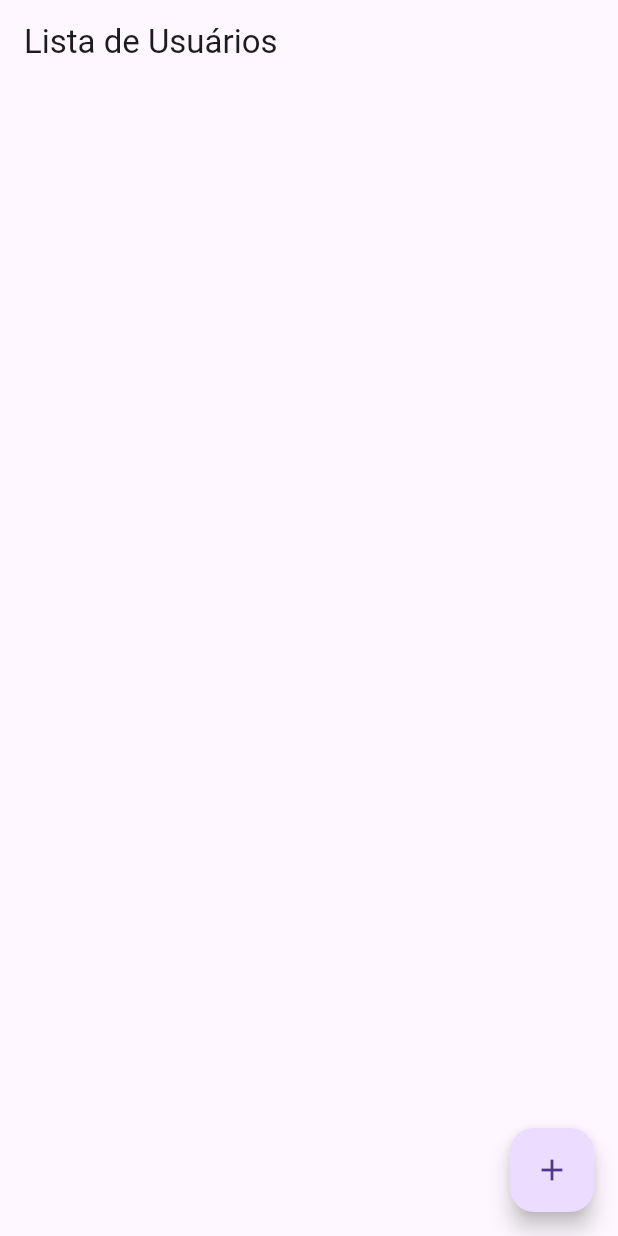
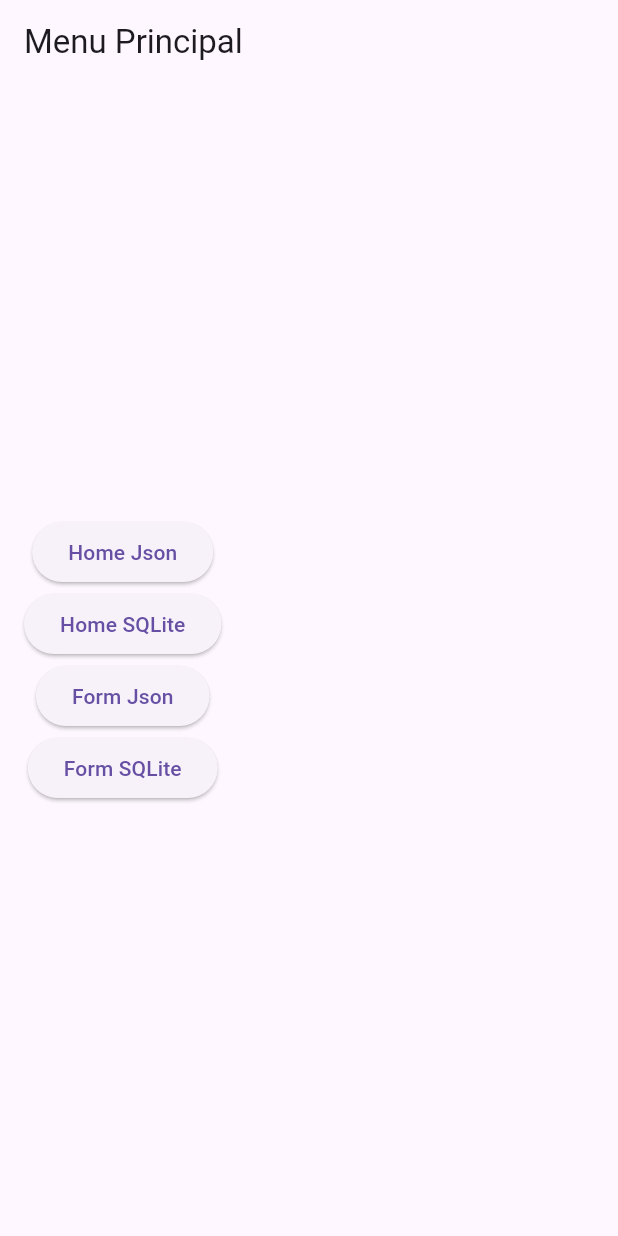
Before and after one commit to gfgomes/flutter_gext_user, a Flutter app: the screen it shows after launch, on a phone screen of 412 x 824 dp. Run offline on Flutter 3.47's test engine with Material 3 defaults, Android fonts, the light colour scheme and no system bars; our stand-ins replace get, sqflite; accounts and stored records are empty.

Commit message:
Aplicativo funcionando com persistencia em sqlite e arquivo json

```diff
--- a/lib/app/controllers/user_controller.dart
+++ b/lib/app/controllers/user_controller.dart
@@ -2,7 +2,7 @@ import 'package:flutter_gext_user/app/data/models/user.dart';
 import 'package:flutter_gext_user/app/data/providers/user_api_provider.dart';
 import 'package:get/get.dart';
 
-class UserController extends GetxController {
+class UserJsonController extends GetxController {
   final UserApiProvider _userApiProvider = UserApiProvider();
   final users = <User>[].obs;
 
@@ -13,7 +13,7 @@ class UserController extends GetxController {
   }
 
   Future<void> fetchUsers() async {
-    final List<User> fetchedUsers = _userApiProvider.getUsers();
+    final List<User> fetchedUsers = await _userApiProvider.getUsers();
     users.assignAll(fetchedUsers);
   }
 
@@ -27,8 +27,8 @@ class UserController extends GetxController {
     fetchUsers();
   }
 
-  Future<void> deleteUser(String userUuid) async {
-    await _userApiProvider.deleteUser(userUuid);
+  Future<void> deleteUserByUuid(String userUuid) async {
+    await _userApiProvider.deleteUserByUuid(userUuid);
     fetchUsers();
   }
 }
--- a/lib/app/data/models/user.dart
+++ b/lib/app/data/models/user.dart
@@ -1,4 +1,5 @@
 class User {
+  int? id;
   String uuid;
   String name;
   String email;
@@ -8,6 +9,7 @@ class User {
   String city;
 
   User({
+    required this.id,
     required this.uuid,
     required this.name,
     required this.email,
@@ -17,8 +19,9 @@ class User {
     required this.city,
   });
 
-  factory User.fromJson(Map<String, dynamic> json) => User(
-        uuid: json['id'],
+  factory User.fromMap(Map<String, dynamic> json) => User(
+        id: json['id'],
+        uuid: json['uuid']??'',
         name: json['name'],
         email: json['email'],
         age: json['age'],
@@ -27,8 +30,9 @@ class User {
         city: json['city'],
       );
 
-  Map<String, dynamic> toJson() => {
-        'id': uuid,
+  Map<String, dynamic> toMap() => {
+        'id': id,
+        'uuid': uuid,
         'name': name,
         'email': email,
         'age': age,
--- a/lib/app/data/providers/user_api_provider.dart
+++ b/lib/app/data/providers/user_api_provider.dart
@@ -3,16 +3,18 @@ import 'dart:io';
 import 'package:flutter/services.dart' show rootBundle;
 import 'package:path_provider/path_provider.dart';
 import 'package:uuid/uuid.dart';
+
 import '../models/user.dart';
 
 class UserApiProvider {
   late List<User> _users;
   late String _filePath;
   final Uuid _uuid = const Uuid();
+  late Future<void> _initFuture;
 
   UserApiProvider() {
     _users = [];
-    _init();
+    _initFuture = _init();
   }
 
   Future<void> _init() async {
@@ -38,10 +40,11 @@ class UserApiProvider {
   void _loadUsersFromJson(String jsonData) {
     Map<String, dynamic> data = json.decode(jsonData);
     List<dynamic> usersJson = data['users'] ?? [];
-    _users = usersJson.map((json) => User.fromJson(json)).toList();
+    _users = usersJson.map((json) => User.fromMap(json)).toList();
   }
 
-  List<User> getUsers() {
+  Future<List<User>> getUsers() async {
+    await _initFuture; // Aguarde até que a inicialização seja concluída
     return _users;
   }
 
@@ -67,7 +70,7 @@ class UserApiProvider {
     }
   }
 
-  Future<void> deleteUser(String userId) async {
+  Future<void> deleteUserByUuid(String userId) async {
     try {
       _users.removeWhere((user) => user.uuid == userId);
       await _saveData();
@@ -79,7 +82,7 @@ class UserApiProvider {
   Future<void> _saveData() async {
     try {
       String jsonData =
-          json.encode({'users': _users.map((user) => user.toJson()).toList()});
+          json.encode({'users': _users.map((user) => user.toMap()).toList()});
       final file = File(_filePath);
       await file.writeAsString(jsonData);
     } catch (e) {
--- a/lib/app/routes/app_routes.dart
+++ b/lib/app/routes/app_routes.dart
@@ -1,15 +1,45 @@
+import 'package:flutter_gext_user/app/ui/pages/home_base.dart';
+import 'package:flutter_gext_user/app/ui/pages/user_sqlite_form_page.dart';
 import 'package:get/get.dart';
-import '../ui/pages/home_page.dart';
-import '../ui/pages/user_form_page.dart';
+import 'package:flutter_gext_user/app/ui/pages/home_page_json.dart';
+import 'package:flutter_gext_user/app/ui/pages/home_page_sqlite.dart';
+import 'package:flutter_gext_user/app/ui/pages/user_form_json_page.dart';
+import 'package:flutter_gext_user/app/bindings/user_binding.dart';
 
 abstract class Routes {
   static const HOME = '/';
-  static const USER_FORM = '/user-form';
+  static const HOME_JSON = '/home-json';
+  static const HOME_SQLITE = '/home-sqlite';
+  static const USER_FORM_JSON = '/user-form-json';
+  static const USER_FORM_SQLITE = '/user-form-sqlite';
 }
 
 class AppRoutes {
   static final routes = [
-    GetPage(name: Routes.HOME, page: () => HomePage()),
-    GetPage(name: Routes.USER_FORM, page: () => UserFormPage()),
+    GetPage(
+      name: Routes.HOME,
+      page: () => const HomePage(),
+      binding: UserBinding(),
+    ),
+    GetPage(
+      name: Routes.HOME_JSON,
+      page: () => HomePageJson(),
+      binding: UserBinding(),
+    ),
+    GetPage(
+      name: Routes.HOME_SQLITE,
+      page: () => HomeSqlitePage(),
+      binding: UserBinding(),
+    ),
+    GetPage(
+      name: Routes.USER_FORM_JSON,
+      page: () => UserFormPageJson(),
+      binding: UserBinding(),
+    ),
+    GetPage(
+      name: Routes.USER_FORM_SQLITE,
+      page: () => UserSqliteForm(),
+      binding: UserBinding(),
+    ),
   ];
 }
--- /dev/null
+++ b/lib/app/ui/pages/home_base.dart
@@ -0,0 +1,48 @@
+import 'package:flutter/material.dart';
+import 'package:get/get.dart';
+import 'package:flutter_gext_user/app/routes/app_routes.dart';
+
+class HomePage extends StatelessWidget {
+  const HomePage({super.key});
+
+  @override
+  Widget build(BuildContext context) {
+    return Scaffold(
+      appBar: AppBar(
+        title: const Text('Menu Principal'),
+      ),
+      body: Padding(
+        padding: const EdgeInsets.all(16.0),
+        child: Column(
+          mainAxisAlignment: MainAxisAlignment.center,
+          children: [
+            ElevatedButton(
+              onPressed: () {
+                Get.toNamed(Routes.HOME_JSON);
+              },
+              child: const Text('Home Json'),
+            ),
+            ElevatedButton(
+              onPressed: () {
+                Get.toNamed(Routes.HOME_SQLITE);
+              },
+              child: const Text('Home SQLite'),
+            ),
+            ElevatedButton(
+              onPressed: () {
+                Get.toNamed(Routes.USER_FORM_JSON);
+              },
+              child: const Text('Form Json'),
+            ),
+            ElevatedButton(
+              onPressed: () {
+                Get.toNamed(Routes.USER_FORM_SQLITE);
+              },
+              child: const Text('Form SQLite'),
+            ),
+          ],
+        ),
+      ),
+    );
+  }
+}
--- a/lib/app/ui/pages/home_page.dart
+++ /dev/null
@@ -1,34 +0,0 @@
-import 'package:flutter/material.dart';
-import 'package:flutter_gext_user/app/controllers/user_controller.dart';
-import 'package:flutter_gext_user/app/data/models/user.dart';
-import 'package:flutter_gext_user/app/routes/app_routes.dart';
-import 'package:flutter_gext_user/app/ui/widgets/user_item.dart';
-import 'package:get/get.dart';
-
-class HomePage extends StatelessWidget {
-  final UserController userController = Get.find();
-
-  HomePage({super.key});
-
-  @override
-  Widget build(BuildContext context) {
-    return Scaffold(
-      appBar: AppBar(
-        title: const Text('Lista de Usuários'),
-      ),
-      body: Obx(() => ListView.builder(
-            itemCount: userController.users.length,
-            itemBuilder: (context, index) {
-              final User user = userController.users[index];
-              return UserItem(user: user);
-            },
-          )),
-      floatingActionButton: FloatingActionButton(
-        onPressed: () {
-          Get.toNamed(Routes.USER_FORM);
-        },
-        child: const Icon(Icons.add),
-      ),
-    );
-  }
-}
--- a/pubspec.yaml
+++ b/pubspec.yaml
@@ -43,6 +43,10 @@ dependencies:
 
   # Pacote para geração de UUID para identificação de registros únicos, melhor opção para sistemas distribuidos
   uuid: ^3.0.7
+
+  # Pacote para persistência de dados local
+  sqflite: ^2.3.3+1
+  path: ^1.9.0
 
 dev_dependencies:
   flutter_test:
```
Also changed, not shown: lib/app/bindings/user_binding.dart (+8 -7 lines), lib/app/controllers/user_sqlite_controller.dart (added, +44 -0 lines), lib/app/data/repositories/user_repository.dart (+60 -0 lines), lib/app/ui/pages/home_page_json.dart (added, +44 -0 lines), lib/app/ui/pages/home_page_sqlite.dart (added, +34 -0 lines), lib/app/ui/pages/user_form_json_page.dart (renamed from lib/app/ui/pages/user_form_page.dart, +11 -5 lines), lib/app/ui/pages/user_sqlite_form_page.dart (added, +194 -0 lines), lib/app/ui/widgets/user_item_json_widget.dart (renamed from lib/app/ui/widgets/user_item.dart, +4 -4 lines), lib/app/ui/widgets/user_sqlite_item_widget.dart (added, +32 -0 lines), lib/main.dart (+2 -18 lines), pubspec.lock, 1 other file.
